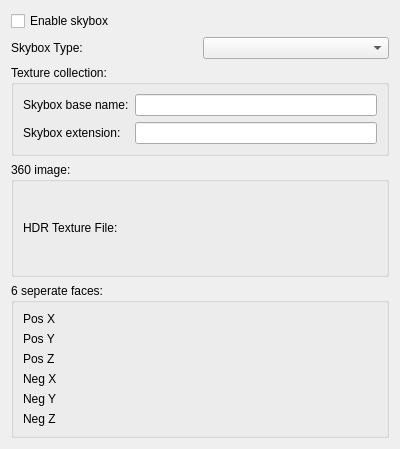
Above: src/ui/3d/skyboxrenderingsettingswidget.ui from carsmie/QGIS before the change. Below: the same form after it.
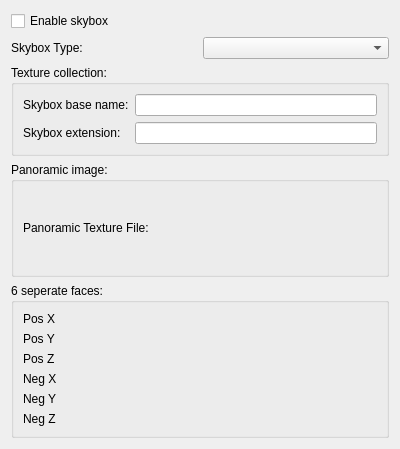
That is the form after the change. Custom widgets are drawn as their Qt base class.

Commit message: Rename HDR skybox to panoramic skybox

What changed in the file:
```diff
--- a/src/ui/3d/skyboxrenderingsettingswidget.ui
+++ b/src/ui/3d/skyboxrenderingsettingswidget.ui
@@ -14,7 +14,7 @@
    <item row="1" column="0">
     <widget class="QGroupBox" name="hdrTextureGroupBox">
      <property name="title">
-      <string>360 image:</string>
+      <string>Panoramic image:</string>
      </property>
      <layout class="QGridLayout" name="gridLayout_4">
       <item row="0" column="0">
@@ -22,7 +22,7 @@
         <item row="0" column="0">
          <widget class="QLabel" name="label_4">
           <property name="text">
-           <string>HDR Texture File:</string>
+           <string>Panoramic Texture File:</string>
           </property>
          </widget>
         </item>
```
Left out of the diff: 4 changed lines with no effect on the pictures. The commit also changes 6 other files.
